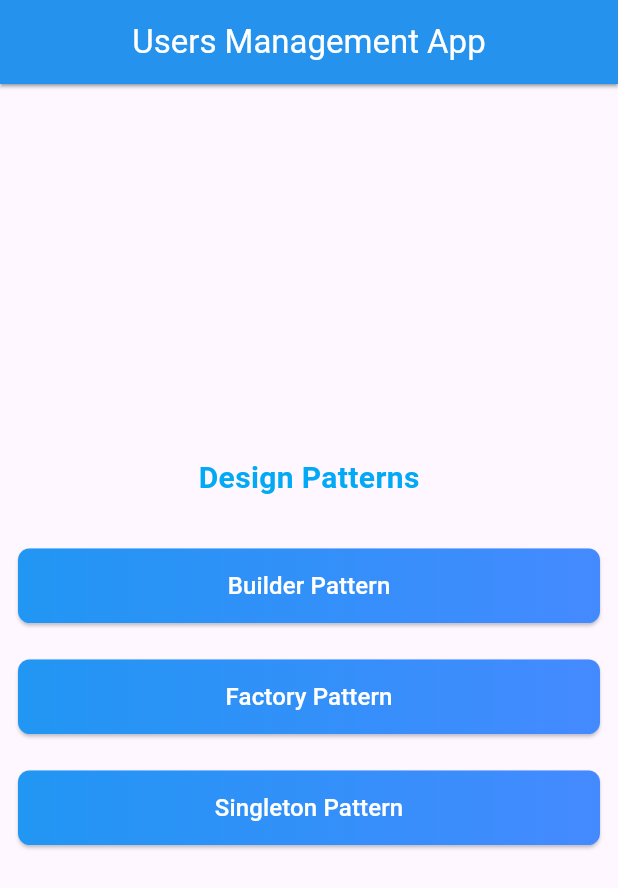
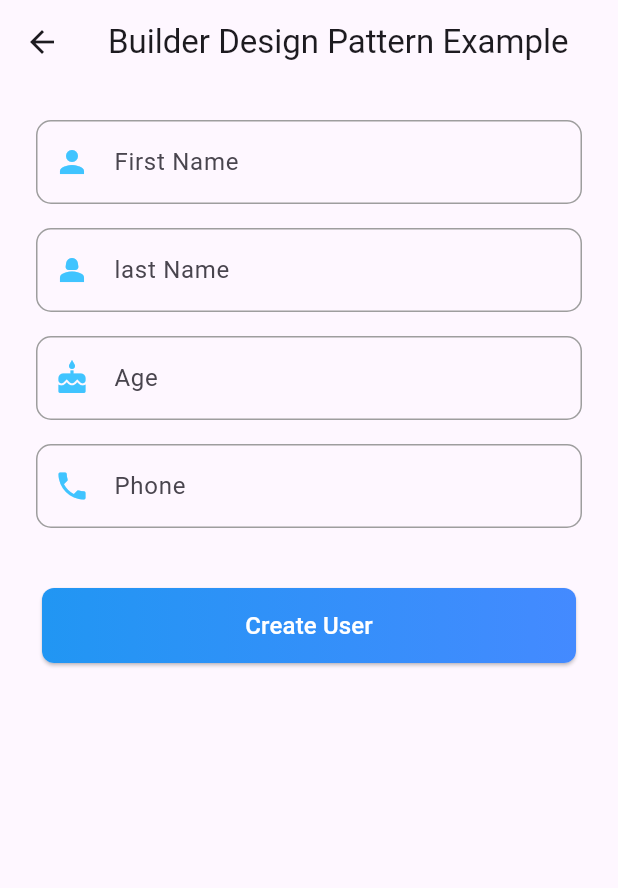
Before and after one commit to Sprints-Flutter-Bootcamp/designer, a Flutter app: the screen it shows after launch, after a tap on "Builder Pattern", on a phone screen of 412 x 824 dp. Shown: the top 888 px of the screen. Run offline on Flutter 3.47's test engine with Material 3 defaults, Android fonts, the phone set to English and light mode, and no system bars; accounts and stored records are empty.

Commit message:
added builder pattern sample

```diff
--- /dev/null
+++ b/lib/builder_pattern/builder_sample.dart
@@ -0,0 +1,91 @@
+import 'package:designer/builder_pattern/user_class.dart';
+import 'package:designer/widgets/my_button.dart';
+import 'package:designer/widgets/my_text_field.dart';
+import 'package:flutter/material.dart';
+
+class BuilderSample extends StatefulWidget {
+  @override
+  _BuilderSampleState createState() => _BuilderSampleState();
+}
+
+class _BuilderSampleState extends State<BuilderSample> {
+  final TextEditingController _firstNameController = TextEditingController();
+  final TextEditingController _lastNameController = TextEditingController();
+  final TextEditingController _ageController = TextEditingController();
+  final TextEditingController _phoneController = TextEditingController();
+
+  User? user;
+
+  void createUser() {
+    try {
+      UserBuilder userBuilder = UserBuilder()
+          .setFirstName(_firstNameController.text)
+          .setLastName(_lastNameController.text);
+
+      if (_ageController.text.isNotEmpty) {
+        userBuilder.setAge(int.parse(_ageController.text));
+      }
+      if (_phoneController.text.isNotEmpty) {
+        userBuilder.setPhone(_phoneController.text);
+      }
+
+      setState(() {
+        user = userBuilder.build();
+      });
+
+      ScaffoldMessenger.of(context).showSnackBar(
+        SnackBar(content: Text("User Created Successfully!")),
+      );
+    } catch (e) {
+      ScaffoldMessenger.of(context).showSnackBar(
+        SnackBar(content: Text(e.toString())),
+      );
+    }
+  }
+
+  @override
+  Widget build(BuildContext context) {
+    return Scaffold(
+      appBar: AppBar(title: Text("Builder Design Pattern Example")),
+      body: Padding(
+        padding: EdgeInsets.all(16.0),
+        child: Column(
+          children: [
+            MyTextField(
+              controller: _firstNameController,
+              label: "First Name",
+              labelIcon: Icons.person,
+            ),
+            MyTextField(
+              controller: _lastNameController,
+              label: "last Name",
+              labelIcon: Icons.person_2,
+            ),
+            MyTextField(
+              controller: _ageController,
+              label: "Age",
+              labelIcon: Icons.cake,
+            ),
+            MyTextField(
+              controller: _phoneController,
+              label: "Phone",
+              labelIcon: Icons.phone,
+            ),
+            SizedBox(height: 20),
+            myButton(
+              "Create User",
+              createUser,
+            ),
+            SizedBox(height: 20),
+            if (user != null)
+              Text(
+                "User Created: \n${user!.firstName} ${user!.lastName}",
+                textAlign: TextAlign.center,
+                style: TextStyle(fontSize: 16, fontWeight: FontWeight.bold),
+              ),
+          ],
+        ),
+      ),
+    );
+  }
+}
--- /dev/null
+++ b/lib/builder_pattern/user_class.dart
@@ -0,0 +1,46 @@
+class User {
+  final String firstName;
+  final String lastName;
+  final int? age;
+  final String? phone;
+
+  User(UserBuilder builder)
+      : firstName = builder.firstName!,
+        lastName = builder.lastName!,
+        age = builder.age,
+        phone = builder.phone;
+}
+
+class UserBuilder {
+  String? firstName;
+  String? lastName;
+  int? age;
+  String? phone;
+
+  UserBuilder setFirstName(String firstName) {
+    this.firstName = firstName;
+    return this;
+  }
+
+  UserBuilder setLastName(String lastName) {
+    this.lastName = lastName;
+    return this;
+  }
+
+  UserBuilder setAge(int age) {
+    this.age = age;
+    return this;
+  }
+
+  UserBuilder setPhone(String phone) {
+    this.phone = phone;
+    return this;
+  }
+
+  User build() {
+    if (firstName == null || lastName == null) {
+      throw Exception("First name and Last name are required");
+    }
+    return User(this);
+  }
+}
--- a/lib/home_page.dart
+++ b/lib/home_page.dart
@@ -1,3 +1,4 @@
+import 'package:designer/builder_pattern/builder_sample.dart';
 import 'package:designer/widgets/my_app_bar.dart';
 import 'package:designer/widgets/my_button.dart';
 import 'package:flutter/material.dart';
@@ -22,8 +23,8 @@ class HomePage extends StatelessWidget {
           ),
           const SizedBox(height: 20),
           myButton("Builder Pattern", () {
-            // Navigator.push(context,
-            //     MaterialPageRoute(builder: (context) => const AddUserPage()));
+            Navigator.push(context,
+                MaterialPageRoute(builder: (context) => BuilderSample()));
           }),
           myButton("Factory Pattern", () {
             // Navigator.push(context,
```
